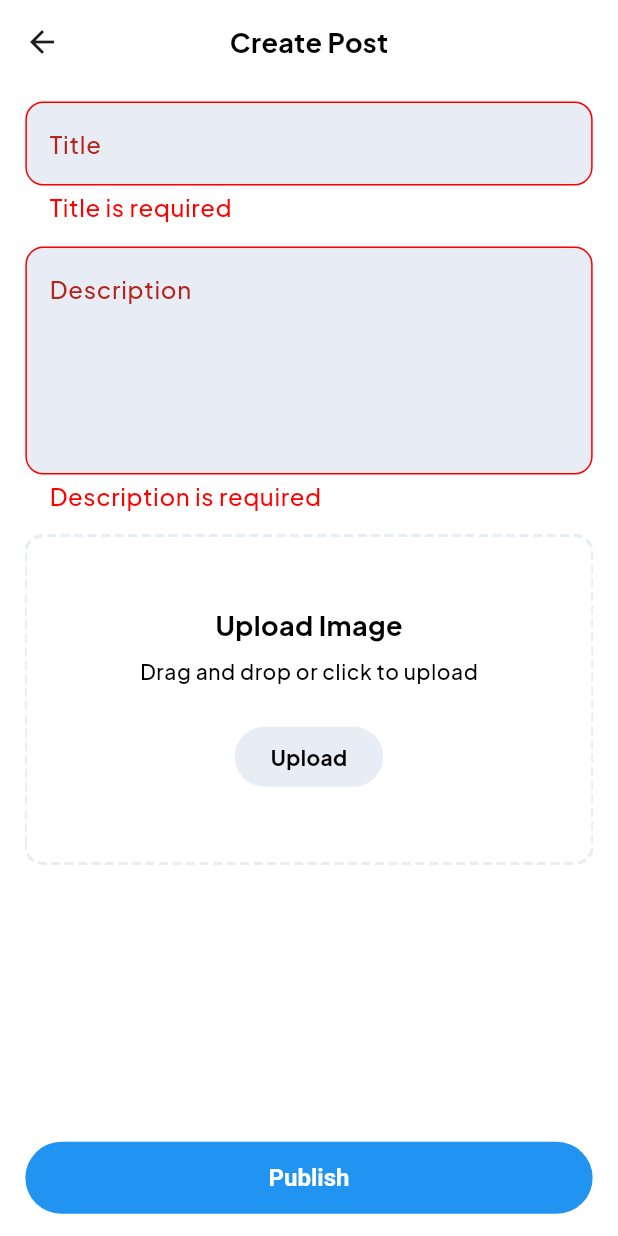
After one commit to Eslam-mahmou/mini_social_feed_app, a Flutter app: the PostScreen screen opened by its route, after a tap on "Publish", on a phone screen of 412 x 824 dp. The commit adds this screen. Run offline on Flutter 3.47's test engine with Material 3 defaults, Android fonts, the phone set to English and light mode, and no system bars; drawn by our look-alikes of dotted_border; our stand-ins replace bloc, cached_network_image, cloud_firestore, dio, firebase_auth, firebase_core and 9 more; accounts and stored records are empty; generated files the repository leaves out were written again; network calls fail.

Commit message:
feat(post screen):-  - Add UI for create post screen.  - make custom upload image.  - Add files clean arch.  - Link Ui with logic using state management(cubit).  - di

```diff
--- a/lib/core/routes/routes_generator.dart
+++ b/lib/core/routes/routes_generator.dart
@@ -3,6 +3,7 @@ import 'package:mini_social_feed/core/routes/routes_page.dart';
 import '../../presentation/auth/view/sign_in_screen.dart';
 import '../../presentation/auth/view/sign_up_screen.dart';
 import '../../presentation/layout/view/feed_screen.dart';
+import '../../presentation/post_screen/view/post_screen.dart';
 
 class RoutesGenerator {
   static Route<dynamic> onGenerateRoute(RouteSettings settings) {
@@ -20,6 +21,11 @@ class RoutesGenerator {
       case RoutesPage.feed:
         return MaterialPageRoute(
           builder: (context) => FeedScreen(),
+          settings: settings,
+        );
+      case RoutesPage.postScreen:
+        return MaterialPageRoute(
+          builder: (context) => PostScreen(),
           settings: settings,
         );
       default:
--- a/lib/core/routes/routes_page.dart
+++ b/lib/core/routes/routes_page.dart
@@ -2,4 +2,5 @@ abstract class RoutesPage {
   static const String signIn = '/sign_in';
   static const String signUp = '/sign_up';
   static const String feed = '/feed';
+  static const String postScreen = '/post';
 }
--- a/lib/core/utils/app_constant.dart
+++ b/lib/core/utils/app_constant.dart
@@ -2,5 +2,6 @@ abstract class AppConstants {
   static const String internetConnectionError =
       "Please check your internet connection and try again later";
   static const String usersCollection = "users";
+  static const String postsCollection = "posts";
   static const String baseUrl = "https://dummyjson.com";
 }
--- a/lib/core/utils/app_theme.dart
+++ b/lib/core/utils/app_theme.dart
@@ -36,7 +36,9 @@ floatingActionButtonTheme: FloatingActionButtonThemeData(
   backgroundColor: AppColors.primaryColor,
   foregroundColor: AppColors.whiteColor,
   elevation: 0,
-  iconSize: 60,
+  extendedTextStyle: TextStyle(
+    fontSize: 24,
+  ),
   shape: RoundedRectangleBorder(
     borderRadius: BorderRadius.circular(12),
   )
@@ -108,6 +110,13 @@ floatingActionButtonTheme: FloatingActionButtonThemeData(
         shape: RoundedRectangleBorder(borderRadius: BorderRadius.circular(24)),
       ),
     ),
+    filledButtonTheme: FilledButtonThemeData(
+      style: FilledButton.styleFrom(
+        backgroundColor: AppColors.grayColor,
+        foregroundColor: AppColors.blackColor,
+
+      )
+    )
   );
   static ThemeData darkTheme = ThemeData(
     fontFamily: "PlusJakartaSans",
--- /dev/null
+++ b/lib/data/data_source/create_post_remote_data_source.dart
@@ -0,0 +1,19 @@
+import 'package:cloud_firestore/cloud_firestore.dart';
+import 'package:injectable/injectable.dart';
+
+import '../../core/utils/app_constant.dart';
+import '../model/post_response_model.dart';
+
+abstract class CreatePostRemoteDataSource {
+  Future<void> createPost(PostResponseModel post);
+}
+@Injectable(as: CreatePostRemoteDataSource)
+class CreatePostRemoteDataSourceImpl implements CreatePostRemoteDataSource {
+  final FirebaseFirestore _fireStore;
+  CreatePostRemoteDataSourceImpl(this._fireStore);
+  @override
+  Future<void> createPost(PostResponseModel post)async {
+    final doc = _fireStore.collection(AppConstants.postsCollection).doc();
+    await doc.set(post.toFireStore());
+  }
+}
--- /dev/null
+++ b/lib/data/model/post_response_model.dart
@@ -0,0 +1,37 @@
+import 'package:cloud_firestore/cloud_firestore.dart';
+import 'package:mini_social_feed/domain/entity/past_response_Entity.dart';
+
+class PostResponseModel extends PostResponseEntity {
+  const PostResponseModel({
+    required super.postId,
+    required super.userId,
+    required super.title,
+    required super.description,
+    super.imageUrl,
+    required super.likes,
+    required super.createdAt,
+  });
+
+  factory PostResponseModel.fromFireStore(Map<String, dynamic> json, String postId) {
+    return PostResponseModel(
+      postId: postId,
+      userId: json['userId'] ,
+      title: json['title'] ,
+      description: json['description'] ,
+      imageUrl: json['imageUrl'] ??"",
+      likes: List<String>.from(json['likes'] ),
+      createdAt: (json['createdAt']).toDate(),
+    );
+  }
+
+  Map<String, dynamic> toFireStore() {
+    return {
+      'userId': userId,
+      'title': title,
+      'description': description,
+      'imageUrl': imageUrl,
+      'likes': likes,
+      'createdAt': Timestamp.fromDate(createdAt),
+    };
+  }
+}
--- /dev/null
+++ b/lib/data/repository_impl/create_post_repository_impl.dart
@@ -0,0 +1,32 @@
+import 'package:injectable/injectable.dart';
+import 'package:mini_social_feed/core/common/result.dart';
+import 'package:mini_social_feed/core/network/api_execute.dart';
+import 'package:mini_social_feed/data/model/post_response_model.dart';
+
+
+import '../../domain/entity/past_response_entity.dart';
+import '../../domain/repository/create_post_repository.dart';
+import '../data_source/create_post_remote_data_source.dart';
+@Injectable(as: CreatePostRepository)
+class CreatePostRepositoryImpl implements CreatePostRepository {
+  final CreatePostRemoteDataSource _createPostRemoteDataSource;
+  CreatePostRepositoryImpl(this._createPostRemoteDataSource);
+
+  @override
+  Future<Result<void>> createPost(PostResponseEntity post) {
+   return executeApi(
+     ()async {
+       final model = PostResponseModel(
+         postId: post.postId,
+         userId: post.userId,
+         title: post.title,
+         description: post.description,
+         imageUrl: post.imageUrl,
+         likes: post.likes,
+         createdAt: post.createdAt,
+       );
+     return await  _createPostRemoteDataSource.createPost(model);
+     },
+   );
+  }
+}
--- /dev/null
+++ b/lib/domain/entity/past_response_entity.dart
@@ -0,0 +1,19 @@
+class PostResponseEntity {
+  final String postId;
+  final String userId;
+  final String title;
+  final String description;
+  final String? imageUrl;
+  final List<String> likes;
+  final DateTime createdAt;
+
+  const PostResponseEntity({
+    required this.postId,
+    required this.userId,
+    required this.title,
+    required this.description,
+    this.imageUrl,
+    required this.likes,
+    required this.createdAt,
+  });
+}
--- /dev/null
+++ b/lib/domain/repository/create_post_repository.dart
@@ -0,0 +1,7 @@
+import 'package:mini_social_feed/core/common/result.dart';
+
+import '../entity/past_response_entity.dart';
+
+abstract class CreatePostRepository {
+  Future<Result<void>> createPost(PostResponseEntity post);
+}
--- /dev/null
+++ b/lib/domain/use_case/create_post_use_case.dart
@@ -0,0 +1,16 @@
+import 'package:injectable/injectable.dart';
+
+import '../../core/common/result.dart';
+import '../entity/past_response_entity.dart';
+import '../repository/create_post_repository.dart';
+
+@injectable
+class CreatePostUseCase {
+  final CreatePostRepository _createPostRepository;
+
+  CreatePostUseCase(this._createPostRepository);
+
+  Future<Result<void>> createPost(PostResponseEntity post) async {
+    return await _createPostRepository.createPost(post);
+  }
+}
--- a/lib/presentation/auth/view/sign_up_screen.dart
+++ b/lib/presentation/auth/view/sign_up_screen.dart
@@ -31,7 +31,10 @@ class SignUpScreen extends StatelessWidget {
               context: context,
               message: state.message,
               title: "Error",
-              negativeActionName: "Cancel"
+              negativeActionName: "Cancel",
+              negativeAction: () {
+                Navigator.pop(context);
+              }
             );
           }
           if (state is AuthSuccessState) {
--- a/lib/presentation/layout/view/feed_screen.dart
+++ b/lib/presentation/layout/view/feed_screen.dart
@@ -1,5 +1,6 @@
 import 'package:flutter/material.dart';
 import 'package:flutter_bloc/flutter_bloc.dart';
+import 'package:mini_social_feed/core/routes/routes_page.dart';
 import 'package:mini_social_feed/core/utils/appAssets.dart';
 import 'package:mini_social_feed/presentation/layout/manager/layout_cubit/layout_state.dart';
 import 'package:mini_social_feed/presentation/layout/manager/layout_cubit/layout_view_model.dart';
@@ -32,7 +33,9 @@ class FeedScreen extends StatelessWidget {
             drawer: Drawer(),
             body: viewModel.tabs[viewModel.currentIndex],
             floatingActionButton: FloatingActionButton(
-              onPressed: () {},
+              onPressed: () {
+                Navigator.pushNamed(context, RoutesPage.postScreen);
+              },
               child: Text("+"),
             ),
             bottomNavigationBar: BottomNavigationBar(
--- /dev/null
+++ b/lib/presentation/post_screen/manager/create_post_cubit.dart
@@ -0,0 +1,59 @@
+import 'dart:io';
+import 'dart:convert';
+import 'package:flutter/cupertino.dart';
+import 'package:flutter_bloc/flutter_bloc.dart';
+import 'package:image_picker/image_picker.dart';
+import 'package:cloud_firestore/cloud_firestore.dart';
+import 'package:firebase_auth/firebase_auth.dart';
+import 'package:injectable/injectable.dart';
+import 'package:uuid/uuid.dart';
+import 'create_post_state.dart';
+import '../../../core/utils/app_constant.dart';
+@injectable
+class CreatePostViewModel extends Cubit<CreatePostState> {
+  final ImagePicker _picker = ImagePicker();
+  String? imageBase64;
+  TextEditingController titleController = TextEditingController();
+  TextEditingController descriptionController = TextEditingController();
+  GlobalKey<FormState> formKey = GlobalKey<FormState>();
+
+  CreatePostViewModel() : super(CreatePostLoadingState());
+
+  Future<void> pickImage() async {
+    try {
+      emit(UploadImageLoadingState());
+
+      final pickedFile = await _picker.pickImage(source: ImageSource.gallery);
+      if (pickedFile == null) {
+        emit(UploadImageErrorState("No image selected"));
+        return;
+      }
+
+      final file = File(pickedFile.path);
+      final bytes = await file.readAsBytes();
+      imageBase64 = base64Encode(bytes);
+
+      emit(UploadImageSuccessState());
+    } catch (e) {
+      emit(UploadImageErrorState(e.toString()));
+    }
+  }
+
+  Future<void> createPost() async {
+    if (!formKey.currentState!.validate()) return;
+
+    emit(CreatePostLoadingState());
+
+    await FirebaseFirestore.instance.collection(AppConstants.postsCollection).add({
+      'postId': const Uuid().v4(),
+      'userId': FirebaseAuth.instance.currentUser!.uid,
+      'title': titleController.text,
+      'description': descriptionController.text,
+      'imageData': imageBase64 ?? "",
+      'likes': [],
+      'createdAt': DateTime.now(),
+    });
+
+    emit(CreatePostSuccessState());
+  }
+}
--- /dev/null
+++ b/lib/presentation/post_screen/manager/create_post_state.dart
@@ -0,0 +1,21 @@
+sealed class CreatePostState {}
+
+class CreatePostLoadingState extends CreatePostState {}
+
+class CreatePostSuccessState extends CreatePostState {}
+
+class CreatePostErrorState extends CreatePostState {
+  final String message;
+
+  CreatePostErrorState(this.message);
+}
+
+class UploadImageLoadingState extends CreatePostState {}
+
+class UploadImageSuccessState extends CreatePostState {}
+
+class UploadImageErrorState extends CreatePostState {
+  final String message;
+
+  UploadImageErrorState(this.message);
+}
--- /dev/null
+++ b/lib/presentation/post_screen/view/post_screen.dart
@@ -0,0 +1,141 @@
+import 'package:flutter/material.dart';
+import 'package:flutter_bloc/flutter_bloc.dart';
+import 'package:flutter_easyloading/flutter_easyloading.dart';
+import 'package:mini_social_feed/core/common/responsive_height_width.dart';
+import 'package:mini_social_feed/core/di/injectable_initializer.dart';
+import 'package:mini_social_feed/core/widget/custom_dialog.dart';
+import 'package:mini_social_feed/presentation/post_screen/manager/create_post_cubit.dart';
+import 'package:mini_social_feed/presentation/post_screen/view/widget/custom_upload_image.dart';
+
+import '../manager/create_post_state.dart';
+
+class PostScreen extends StatelessWidget {
+  const PostScreen({super.key});
+
+  @override
+  Widget build(BuildContext context) {
+    final theme = Theme.of(context);
+    return BlocProvider(
+      create: (context) => getIt.get<CreatePostViewModel>(),
+      child: Scaffold(
+        appBar: AppBar(
+          title: Text("Create Post", style: theme.textTheme.bodyMedium),
+          centerTitle: true,
+        ),
+        body: BlocConsumer<CreatePostViewModel, CreatePostState>(
+          listener: (context, state) {
+            if (state is CreatePostLoadingState ||
+                state is UploadImageLoadingState) {
+              EasyLoading.show();
+            }
+            if (state is CreatePostErrorState ||
+                state is UploadImageErrorState) {
+              EasyLoading.dismiss();
+              DialogUtils.showMessage(
+                context: context,
+                message: state is CreatePostErrorState
+                    ? state.message
+                    : state is UploadImageErrorState
+                    ? state.message
+                    : "Something went wrong",
+                title: "Error",
+                postActionName: "Retry",
+                postAction: () {
+                  state is CreatePostErrorState
+                      ? context.read<CreatePostViewModel>().createPost()
+                      : state is UploadImageErrorState
+                      ? context.read<CreatePostViewModel>().pickImage()
+                      : null;
+                },
+                negativeActionName: "Cancel",
+                negativeAction: () {
+                  Navigator.pop(context);
+                },
+              );
+            }
+            if (state is CreatePostSuccessState) {
+              EasyLoading.dismiss();
+              EasyLoading.showSuccess(
+                "Post created successfully",
+                duration: const Duration(milliseconds: 2000),
+              ).then((_) {
+                Navigator.pop(context);
+              });
+            }
+            if (state is UploadImageSuccessState) {
+              EasyLoading.dismiss();
+              EasyLoading.showSuccess(
+                "Image uploaded successfully",
+                duration: const Duration(milliseconds: 1500),
+              );
+            }
+          },
+          builder: (context, state) {
+            var viewModel = context.read<CreatePostViewModel>();
+            return Form(
+              key: viewModel.formKey,
+              child: Padding(
+                padding: EdgeInsets.symmetric(horizontal: 16.widthResponsive),
+                child: SingleChildScrollView(
+                  child: Column(
+                    crossAxisAlignment: CrossAxisAlignment.stretch,
+                    children: [
+                      SizedBox(height: 12.heightResponsive),
+                      TextFormField(
+                        maxLines: 1,
+                        controller: viewModel.titleController,
+                        validator: (value) {
+                          if (value!.isEmpty) {
+                            return "Title is required";
+                          }
+                          return null;
+                        },
+                        decoration: const InputDecoration(
+                          hintText: "Title",
+                          alignLabelWithHint: true,
+                          label: Text("Title"),
+                        ),
+                      ),
+                      SizedBox(height: 16.heightResponsive),
+                      TextFormField(
+                        maxLines: 5,
+                        textAlign: TextAlign.start,
+                        controller: viewModel.descriptionController,
+                        validator: (value) {
+                          if (value!.isEmpty) {
+                            return "Description is required";
+                          }
+                          return null;
+                        },
+                        decoration: const InputDecoration(
+                          alignLabelWithHint: true,
+                          label: Text("Description"),
+                        ),
+                      ),
+                      SizedBox(height: 16.heightResponsive),
+                      CustomUploadImage(
+                        onPressed: () {
+                          viewModel.pickImage();
+                        },
+                      ),
+                      SizedBox(height: 190.heightResponsive),
+                      ElevatedButton(
+                        onPressed: () {
+                          if (viewModel.formKey.currentState!.validate()) {
+                            viewModel.createPost();
+                          }
+                        },
+                        child: const Text("Publish"),
+                      ),
+                      SizedBox(height: 16.heightResponsive),
+                    ],
+                  ),
+                ),
+              ),
+            );
+          },
+        ),
+      ),
+    );
+  }
+}
--- /dev/null
+++ b/lib/presentation/post_screen/view/widget/custom_upload_image.dart
@@ -0,0 +1,48 @@
+import 'package:dotted_border/dotted_border.dart';
+import 'package:flutter/material.dart';
+import 'package:mini_social_feed/core/common/responsive_height_width.dart';
+
+import '../../../../core/utils/app_colors.dart';
+
+class CustomUploadImage extends StatelessWidget {
+   CustomUploadImage({super.key,required this.onPressed});
+  void Function()? onPressed;
+  @override
+  Widget build(BuildContext context) {
+    final theme = Theme.of(context);
+    return DottedBorder(
+      color: AppColors.grayColor,
+      strokeWidth: 2,
+      borderType: BorderType.RRect,
+      radius: const Radius.circular(12),
+      dashPattern: const [6, 3],
+      child: Container(
+        height: 220.heightResponsive,
+        width: double.infinity,
+        alignment: Alignment.center,
+        child: Column(
+          mainAxisAlignment: MainAxisAlignment.center,
+          children: [
+            Text("Upload Image", style: theme.textTheme.bodyMedium),
+            SizedBox(height: 8.heightResponsive),
+            Text(
+              "Drag and drop or click to upload",
+              style: theme.textTheme.bodySmall?.copyWith(
+                color: AppColors.blackColor,
+              ),
+            ),
+            SizedBox(height: 24.heightResponsive),
+            FilledButton(
+              onPressed: onPressed,
+              child: Text(
+                "Upload",
+                style: theme.textTheme.bodyMedium?.copyWith(fontSize: 14),
+              ),
+            ),
+          ],
+        ),
+        //
+      ),
+    );
+  }
+}
--- a/pubspec.yaml
+++ b/pubspec.yaml
@@ -47,6 +47,8 @@ dependencies:
   google_sign_in: ^5.2.1
   flutter_bloc: ^9.1.1
   cached_network_image: ^3.4.1
+  dotted_border: ^2.0.0
+  image_picker: ^1.1.1
 
 dev_dependencies:
   flutter_test:
```
Also changed, not shown: firebase.json, lib/core/di/injectable_initializer.config.dart, pubspec.lock, 6 other files.
